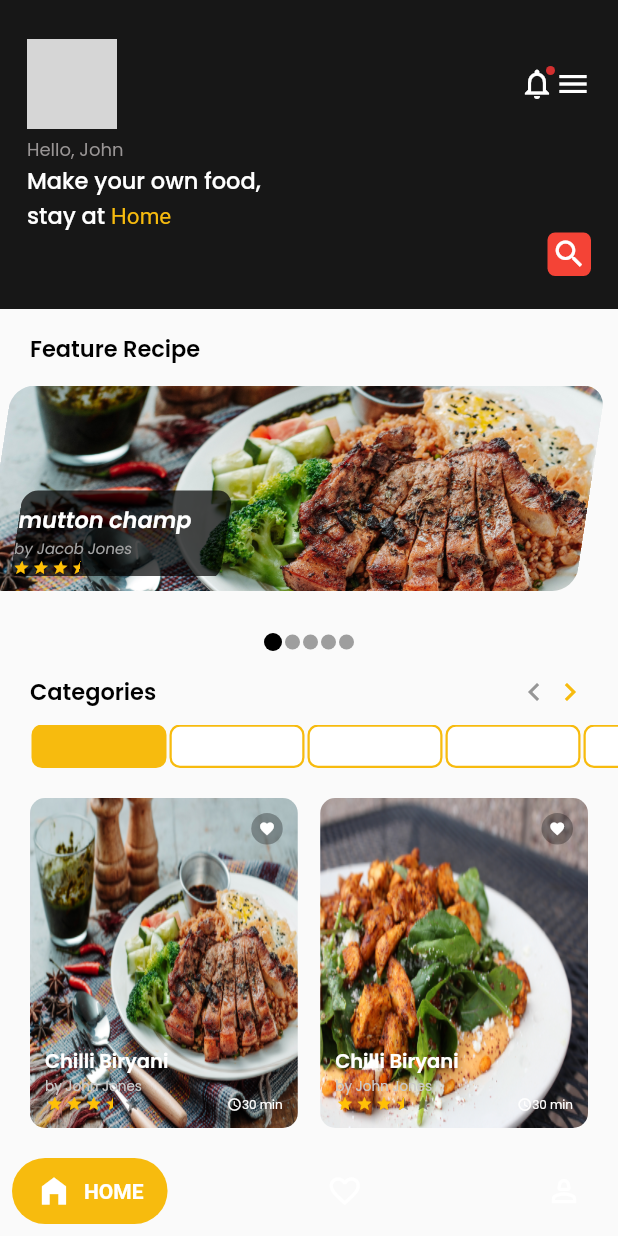
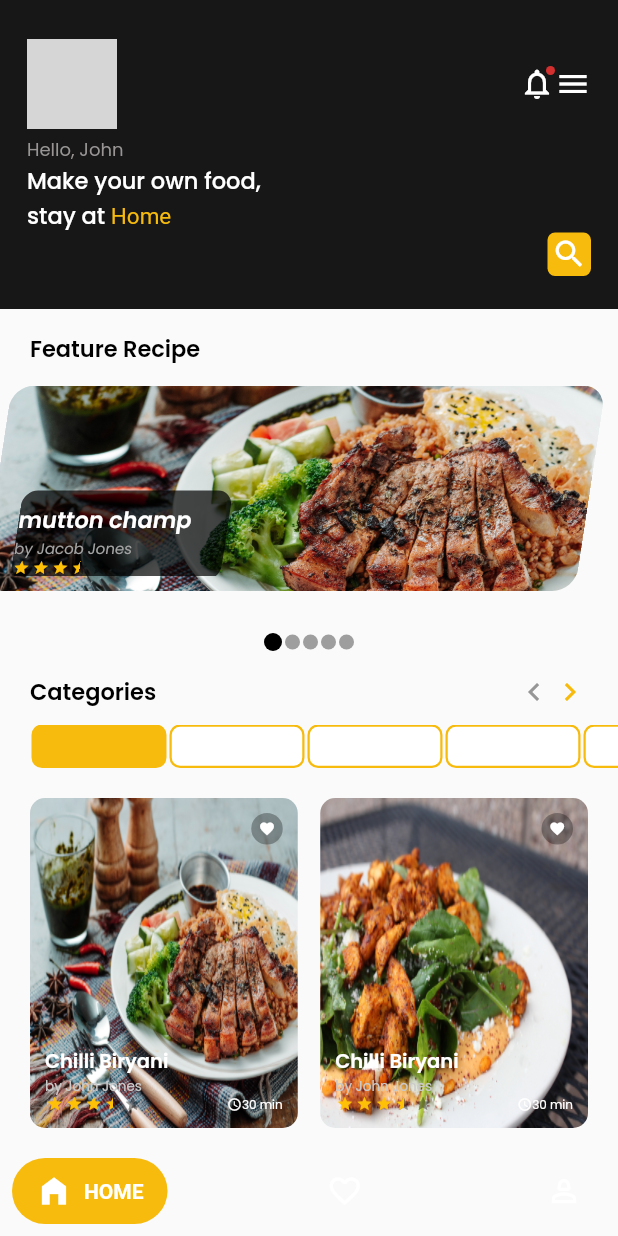
Before and after one commit to MuaazShafi/streetfood, a Flutter app: the HomeScreen screen opened directly, on a phone screen of 412 x 824 dp. Run offline on Flutter 3.47's test engine with Material 2 defaults, Android fonts, the phone set to English and light mode, and no system bars; drawn by our look-alikes of flutter_rating_bar, salomon_bottom_bar; network calls fail; grey boxes are pictures that could not be loaded.

Commit message:
initial commit

```diff
--- a/lib/screen_home.dart
+++ b/lib/screen_home.dart
@@ -128,7 +128,7 @@ class _HomeScreenState extends State<HomeScreen> {
                               height: 29,
                               width: 29,
                               decoration: BoxDecoration(
-                                color: Colors.red,
+                                color: Color(0xffF7BB0E),
                                 borderRadius: BorderRadius.all(
                                   Radius.circular(5),
                                 ),
```
